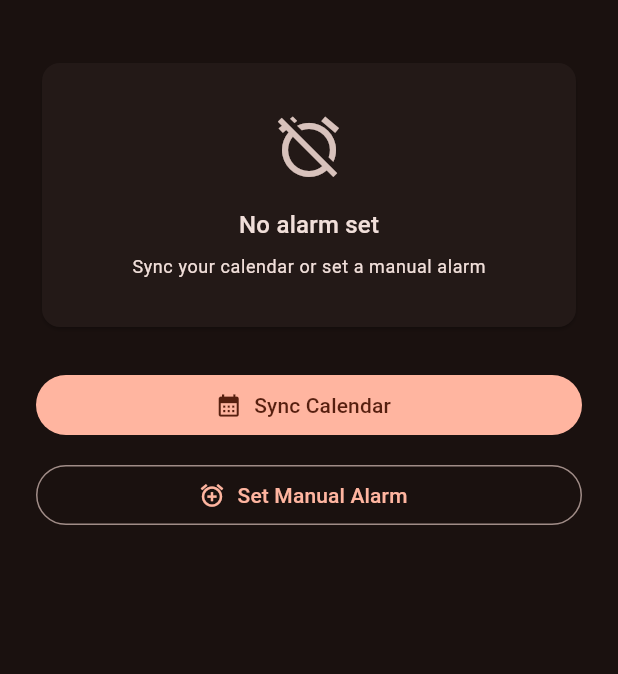
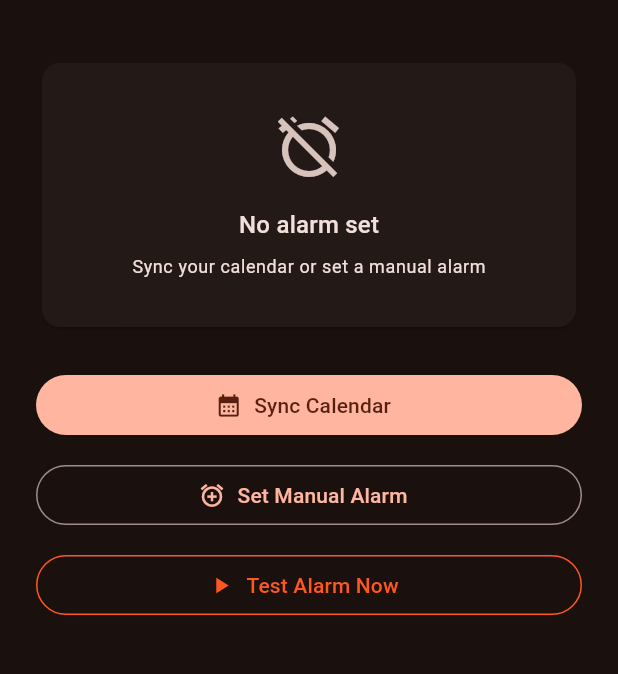
Before and after one commit to jiena76/SmartAlarm, a Flutter app: the AlarmHomeScreen screen opened directly, on a phone screen of 412 x 824 dp, the part 63-737 px from its top. Run offline on Flutter 3.47's test engine with Material 3 defaults, Android fonts, the phone set to English and light mode, and no system bars; our stand-ins replace flutter_local_notifications, geolocator, shared_preferences, timezone; missing offline and left inert: device_calendar; accounts and stored records are empty.

Commit message:
Add 'Test Alarm Now' button to fire location-gated alarm immediately
Allows testing the full alarm firing and dismiss flow without
waiting for a scheduled time. Useful for development and demo.

```diff
--- a/lib/features/alarm/alarm_home_screen.dart
+++ b/lib/features/alarm/alarm_home_screen.dart
@@ -183,6 +183,16 @@ class _AlarmHomeScreenState extends State<AlarmHomeScreen> {
           icon: const Icon(Icons.add_alarm),
           label: const Text('Set Manual Alarm'),
         ),
+        const SizedBox(height: 12),
+        OutlinedButton.icon(
+          onPressed: () => _testAlarmNow(context),
+          icon: const Icon(Icons.play_arrow),
+          label: const Text('Test Alarm Now'),
+          style: OutlinedButton.styleFrom(
+            side: const BorderSide(color: Colors.deepOrange),
+            foregroundColor: Colors.deepOrange,
+          ),
+        ),
       ],
     );
   }
@@ -223,6 +233,20 @@ class _AlarmHomeScreenState extends State<AlarmHomeScreen> {
     );
   }
 
+  void _testAlarmNow(BuildContext context) {
+    final testAlarm = AlarmModel(
+      id: 'test_${DateTime.now().millisecondsSinceEpoch}',
+      triggerTime: DateTime.now(),
+      type: AlarmType.locationGated,
+      eventTitle: 'Test Alarm',
+      eventLocation: 'Leave home to dismiss',
+    );
+    Navigator.push(
+      context,
+      MaterialPageRoute(builder: (_) => AlarmFiringScreen(alarm: testAlarm)),
+    );
+  }
+
   Future<void> _showManualAlarmPicker(BuildContext context) async {
     final time = await showTimePicker(
       context: context,
```
